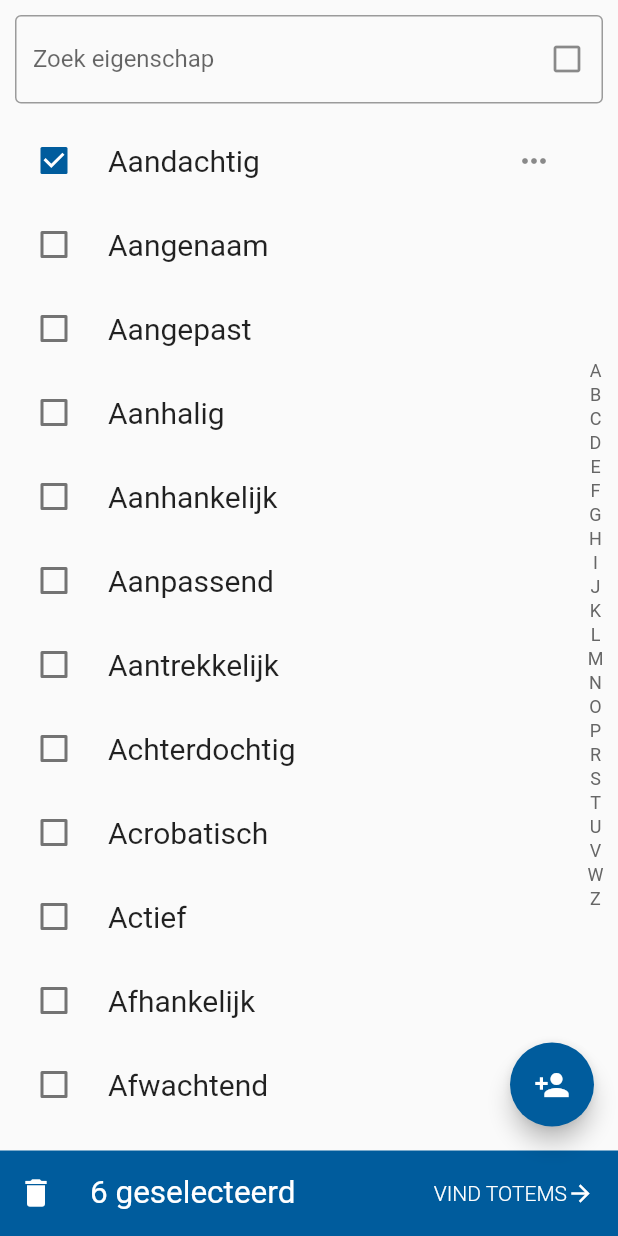
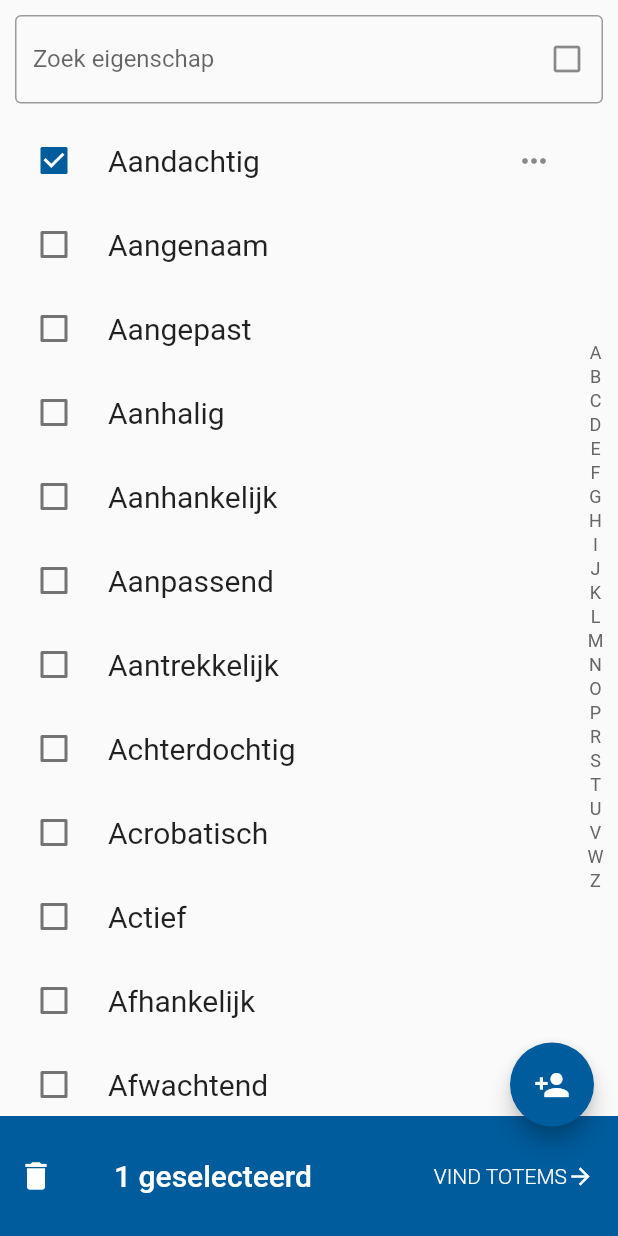
Before and after one commit to ScoutsGidsenVL/totem-app-2023, a Flutter app: the Eigenschappen screen opened directly, after a tap on "Aandachtig", on a phone screen of 412 x 824 dp. Run offline on Flutter 3.47's test engine with Material 2 defaults, Android fonts, the phone set to English and light mode, and no system bars; drawn by our look-alikes of azlistview; our stand-ins replace flutter_cache_manager, flutter_markdown, flutter_native_splash, shared_preferences; accounts and stored records are empty; network calls fail.

Commit message:
Add related ftrait state + refactor scoring

```diff
--- a/lib/model/traits_filter.dart
+++ b/lib/model/traits_filter.dart
@@ -24,7 +24,10 @@ class TraitsFilter extends ChangeNotifier {
   }
 
   int get length {
-    return traits.values.where((state) => state != TraitState.neutral).length;
+    return traits.values
+        .where((state) =>
+            state == TraitState.positive || state == TraitState.negative)
+        .length;
   }
 
   bool isPositive(String trait) {
@@ -61,28 +64,32 @@ class TraitsFilter extends ChangeNotifier {
   }
 
   List<TotemResult> apply(Iterable<AnimalData> animals) {
-    final positiveTraits = traits.entries
-        .where((e) => e.value == TraitState.positive)
-        .map((e) => e.key)
-        .toSet();
-    final negativeTraits = traits.entries
-        .where((e) => e.value == TraitState.positive)
-        .map((e) => e.key)
-        .toSet();
+    final traitsByState = Map.fromEntries(TraitState.values.map((state) {
+      return MapEntry(
+          state,
+          traits.entries
+              .where((e) => e.value == state)
+              .map((e) => e.key)
+              .toSet());
+    }));
     return animals
-        .map((a) => TotemResult(
-            a,
-            a.traits.toSet().intersection(positiveTraits).length -
-                2 * a.traits.toSet().intersection(negativeTraits).length))
+        .map((animal) {
+          final traits = animal.traits.toSet();
+          return TotemResult(
+              animal,
+              traitsByState.entries
+                  .map((e) => e.key.score * traits.intersection(e.value).length)
+                  .fold(0, (p, c) => p + c));
+        })
         .where((e) => e.score > 0)
         .toList()
-      ..sort((a, b) => b.score - a.score);
+      ..sort((a, b) => (b.score - a.score).sign.round());
   }
 }
 
 class TotemResult extends ISuspensionBean {
   final AnimalData animal;
-  final int score;
+  final double score;
 
   TotemResult(this.animal, this.score);
 
@@ -99,9 +106,10 @@ class TotemResult extends ISuspensionBean {
 
 enum TraitState {
   positive(1),
+  related(1),
   neutral(0),
-  negative(-1);
+  negative(-2);
 
   const TraitState(this.score);
-  final int score;
+  final double score;
 }
--- a/lib/pages/eigenschappen.dart
+++ b/lib/pages/eigenschappen.dart
@@ -163,23 +163,32 @@ class _EigenschappenState extends State<Eigenschappen> {
                             icon: Icon(Icons.delete,
                                 color:
                                     Theme.of(context).colorScheme.onPrimary)),
-                        Expanded(
-                          child: Padding(
-                            padding: const EdgeInsets.symmetric(
-                                vertical: 16, horizontal: 12),
-                            child: Text('${filter.length} geselecteerd',
-                                style: const TextStyle(color: Colors.white)),
-                          ),
+                        Padding(
+                          padding: const EdgeInsets.symmetric(
+                              vertical: 16, horizontal: 12),
+                          child: FilledButton(
+                              onPressed: () {
+                                toggleRelevant();
+                              },
+                              child: Text('${filter.length} geselecteerd',
+                                  style: TextStyle(
+                                      fontSize: 20,
+                                      color: Theme.of(context)
+                                          .colorScheme
+                                          .onPrimary))),
                         ),
+                        Expanded(child: Container()),
                         FilledButton(
                             onPressed: () {
                               Navigator.pushNamed(context, '/results');
                             },
                             child: Row(
                               children: [
-                                const Text('VIND TOTEMS',
+                                Text('VIND TOTEMS',
                                     style: TextStyle(
-                                        color: Colors.white,
+                                        color: Theme.of(context)
+                                            .colorScheme
+                                            .onPrimary,
                                         fontWeight: FontWeight.w300)),
                                 Icon(Icons.arrow_forward,
                                     color:
--- a/lib/widgets/trait_entry.dart
+++ b/lib/widgets/trait_entry.dart
@@ -50,7 +50,7 @@ class TraitEntry extends StatelessWidget {
                     MapEntry(
                         e,
                         enabled == true
-                            ? TraitState.positive
+                            ? TraitState.related
                             : TraitState.neutral)),
           ]));
         },
```
